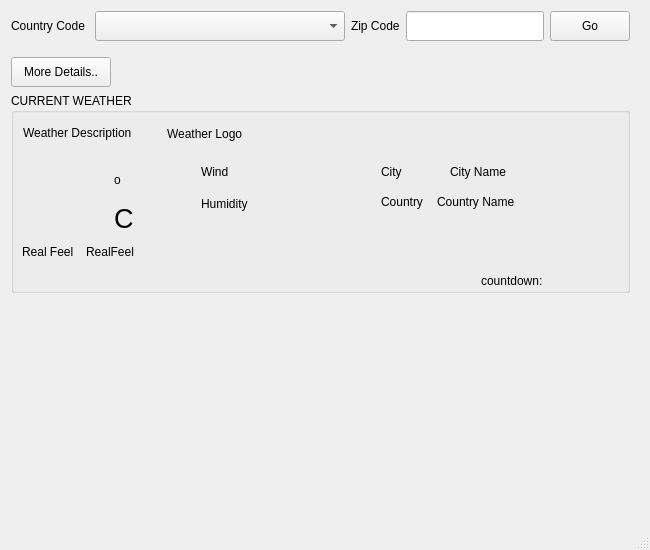
Before: the Qt Designer form mainwindow.ui in survive55/qt-weatherforcase-newbie, drawn with Qt 5.
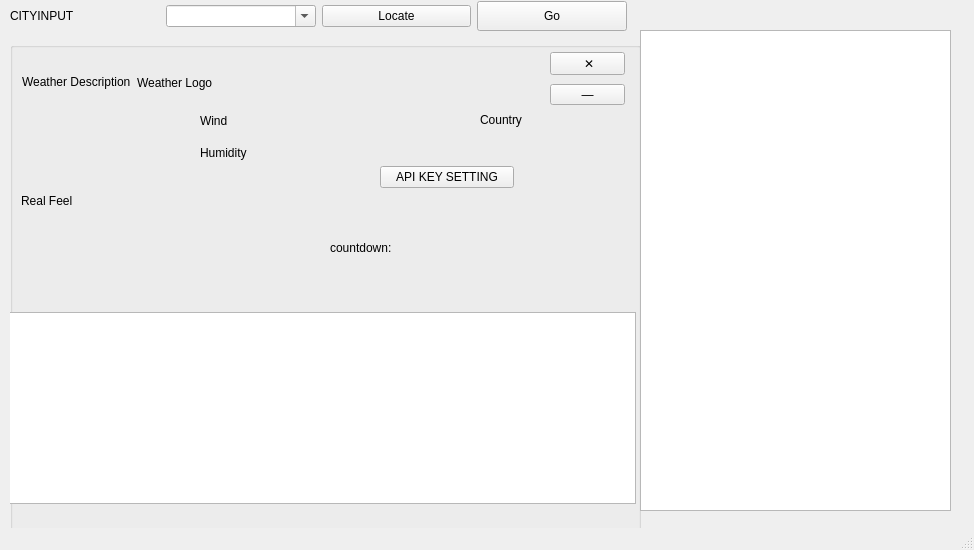
After: the same form once the commit is applied.

Patch:
```diff
--- a/mainwindow.ui
+++ b/mainwindow.ui
@@ -6,7 +6,7 @@
    <rect>
     <x>0</x>
     <y>0</y>
-    <width>650</width>
+    <width>974</width>
     <height>550</height>
    </rect>
   </property>
@@ -16,12 +16,6 @@
     <height>550</height>
    </size>
   </property>
-  <property name="maximumSize">
-   <size>
-    <width>650</width>
-    <height>550</height>
-   </size>
-  </property>
   <property name="windowTitle">
    <string>WeatherApp</string>
   </property>
@@ -29,69 +23,13 @@
    <widget class="QWidget" name="layoutWidget">
     <property name="geometry">
      <rect>
-      <x>11</x>
-      <y>11</y>
-      <width>619</width>
-      <height>579</height>
+      <x>10</x>
+      <y>32</y>
+      <width>631</width>
+      <height>531</height>
      </rect>
     </property>
     <layout class="QVBoxLayout" name="verticalLayout_3">
-     <item>
-      <layout class="QHBoxLayout" name="horizontalLayout">
-       <item>
-        <widget class="QLabel" name="label">
-         <property name="text">
-          <string>Country Code </string>
-         </property>
-        </widget>
-       </item>
-       <item>
-        <widget class="QComboBox" name="cmbBox">
-         <property name="minimumSize">
-          <size>
-           <width>250</width>
-           <height>30</height>
-          </size>
-         </property>
-        </widget>
-       </item>
-       <item>
-        <widget class="QLabel" name="label_2">
-         <property name="text">
-          <string>Zip Code</string>
-         </property>
-        </widget>
-       </item>
-       <item>
-        <widget class="QLineEdit" name="txtZipCode">
-         <property name="minimumSize">
-          <size>
-           <width>70</width>
-           <height>30</height>
-          </size>
-         </property>
-         <property name="font">
-          <font>
-           <kerning>true</kerning>
-          </font>
-         </property>
-        </widget>
-       </item>
-       <item>
-        <widget class="QPushButton" name="btnGo">
-         <property name="minimumSize">
-          <size>
-           <width>0</width>
-           <height>30</height>
-          </size>
-         </property>
-         <property name="text">
-          <string>Go</string>
-         </property>
-        </widget>
-       </item>
-      </layout>
-     </item>
      <item>
       <spacer name="verticalSpacer_2">
        <property name="orientation">
@@ -108,25 +46,6 @@
        </property>
       </spacer>
      </item>
-     <item>
-      <widget class="QPushButton" name="btnMoreDetails">
-       <property name="minimumSize">
-        <size>
-         <width>100</width>
-         <height>30</height>
-        </size>
-       </property>
-       <property name="maximumSize">
-        <size>
-         <width>100</width>
-         <height>30</height>
-        </size>
-       </property>
-       <property name="text">
-        <string>More Details..</string>
-       </property>
-      </widget>
-     </item>
      <item>
       <widget class="QGroupBox" name="groupBox">
        <property name="minimumSize">
@@ -136,29 +55,22 @@
         </size>
        </property>
        <property name="title">
-        <string>CURRENT WEATHER</string>
+        <string/>
        </property>
        <widget class="QWidget" name="layoutWidget">
         <property name="geometry">
          <rect>
           <x>370</x>
           <y>70</y>
-          <width>131</width>
+          <width>134</width>
           <height>18</height>
          </rect>
         </property>
         <layout class="QHBoxLayout" name="horizontalLayout_3">
          <item>
-          <widget class="QLabel" name="label_5">
+          <widget class="QLabel" name="lblCityCountry">
            <property name="text">
-            <string>City</string>
-           </property>
-          </widget>
-         </item>
-         <item>
-          <widget class="QLabel" name="lblCity">
-           <property name="text">
-            <string>City Name</string>
+            <string/>
            </property>
           </widget>
          </item>
@@ -168,23 +80,16 @@
         <property name="geometry">
          <rect>
           <x>370</x>
-          <y>100</y>
+          <y>120</y>
           <width>134</width>
-          <height>18</height>
+          <height>31</height>
          </rect>
         </property>
         <layout class="QHBoxLayout" name="horizontalLayout_4">
          <item>
-          <widget class="QLabel" name="label_8">
+          <widget class="QPushButton" name="actionApiKeySettings">
            <property name="text">
-            <string>Country</string>
-           </property>
-          </widget>
-         </item>
-         <item>
-          <widget class="QLabel" name="lblCountryName">
-           <property name="text">
-            <string>Country Name</string>
+            <string>API KEY SETTING</string>
            </property>
           </widget>
          </item>
@@ -234,7 +139,7 @@
           </widget>
          </item>
          <item>
-          <widget class="QLabel" name="lblWind">
+          <widget class="QLabel" name="lblWindSpeed">
            <property name="text">
             <string/>
            </property>
@@ -272,6 +177,13 @@
            </property>
           </widget>
          </item>
+         <item>
+          <widget class="QLabel" name="lblWeatherIcon">
+           <property name="text">
+            <string/>
+           </property>
+          </widget>
+         </item>
         </layout>
        </widget>
        <widget class="QWidget" name="layoutWidget">
@@ -292,9 +204,9 @@
           </widget>
          </item>
          <item>
-          <widget class="QLabel" name="lblRealFeel">
+          <widget class="QLabel" name="lblFeelsLike">
            <property name="text">
-            <string>RealFeel</string>
+            <string/>
            </property>
           </widget>
          </item>
@@ -311,7 +223,7 @@
         </property>
         <layout class="QHBoxLayout" name="horizontalLayout_5">
          <item>
-          <widget class="QLabel" name="lbltemprature">
+          <widget class="QLabel" name="lblTemperature">
            <property name="minimumSize">
             <size>
              <width>50</width>
@@ -334,29 +246,6 @@
            </property>
           </widget>
          </item>
-         <item>
-          <layout class="QVBoxLayout" name="verticalLayout">
-           <item>
-            <widget class="QLabel" name="label_7">
-             <property name="text">
-              <string>o</string>
-             </property>
-            </widget>
-           </item>
-           <item>
-            <widget class="QLabel" name="lblCelcius">
-             <property name="font">
-              <font>
-               <pointsize>20</pointsize>
-              </font>
-             </property>
-             <property name="text">
-              <string>C</string>
-             </property>
-            </widget>
-           </item>
-          </layout>
-         </item>
         </layout>
        </widget>
        <widget class="QLabel" name="countdownLabel">
@@ -365,40 +254,132 @@
         </property>
         <property name="geometry">
          <rect>
-          <x>470</x>
+          <x>320</x>
           <y>180</y>
-          <width>91</width>
-          <height>16</height>
+          <width>231</width>
+          <height>51</height>
          </rect>
         </property>
         <property name="text">
          <string>countdown:</string>
         </property>
        </widget>
+       <widget class="QPushButton" name="btnClose">
+        <property name="geometry">
+         <rect>
+          <x>540</x>
+          <y>10</y>
+          <width>75</width>
+          <height>23</height>
+         </rect>
+        </property>
+        <property name="text">
+         <string> ✕</string>
+        </property>
+       </widget>
+       <widget class="QPushButton" name="btnMinimize">
+        <property name="geometry">
+         <rect>
+          <x>540</x>
+          <y>42</y>
+          <width>75</width>
+          <height>21</height>
+         </rect>
+        </property>
+        <property name="text">
+         <string>—</string>
+        </property>
+       </widget>
+       <widget class="QListWidget" name="forecastListWidget">
+        <property name="geometry">
+         <rect>
+          <x>-5</x>
+          <y>270</y>
+          <width>631</width>
+          <height>192</height>
+         </rect>
+        </property>
+       </widget>
+       <widget class="QLabel" name="label_8">
+        <property name="geometry">
+         <rect>
+          <x>470</x>
+          <y>70</y>
+          <width>63</width>
+          <height>16</height>
+         </rect>
+        </property>
+        <property name="text">
+         <string>Country</string>
+        </property>
+       </widget>
       </widget>
      </item>
+    </layout>
+   </widget>
+   <widget class="QWidget" name="layoutWidget">
+    <property name="geometry">
+     <rect>
+      <x>10</x>
+      <y>0</y>
+      <width>617</width>
+      <height>32</height>
+     </rect>
+    </property>
+    <layout class="QHBoxLayout" name="horizontalLayout">
      <item>
-      <spacer name="verticalSpacer">
-       <property name="orientation">
-        <enum>Qt::Orientation::Vertical</enum>
+      <widget class="QLabel" name="City">
+       <property name="text">
+        <string>CITYINPUT</string>
        </property>
-       <property name="sizeHint" stdset="0">
+      </widget>
+     </item>
+     <item>
+      <widget class="QComboBox" name="cmbCityName">
+       <property name="editable">
+        <bool>true</bool>
+       </property>
+      </widget>
+     </item>
+     <item>
+      <widget class="QPushButton" name="btnLocate">
+       <property name="text">
+        <string>Locate</string>
+       </property>
+      </widget>
+     </item>
+     <item>
+      <widget class="QPushButton" name="btnGo">
+       <property name="minimumSize">
         <size>
-         <width>20</width>
-         <height>40</height>
+         <width>0</width>
+         <height>30</height>
         </size>
        </property>
-      </spacer>
+       <property name="text">
+        <string>Go</string>
+       </property>
+      </widget>
      </item>
     </layout>
    </widget>
+   <widget class="QListWidget" name="alertsListWidget">
+    <property name="geometry">
+     <rect>
+      <x>640</x>
+      <y>30</y>
+      <width>311</width>
+      <height>481</height>
+     </rect>
+    </property>
+   </widget>
   </widget>
   <widget class="QMenuBar" name="menubar">
    <property name="geometry">
     <rect>
      <x>0</x>
      <y>0</y>
-     <width>650</width>
+     <width>974</width>
      <height>21</height>
     </rect>
    </property>
```
